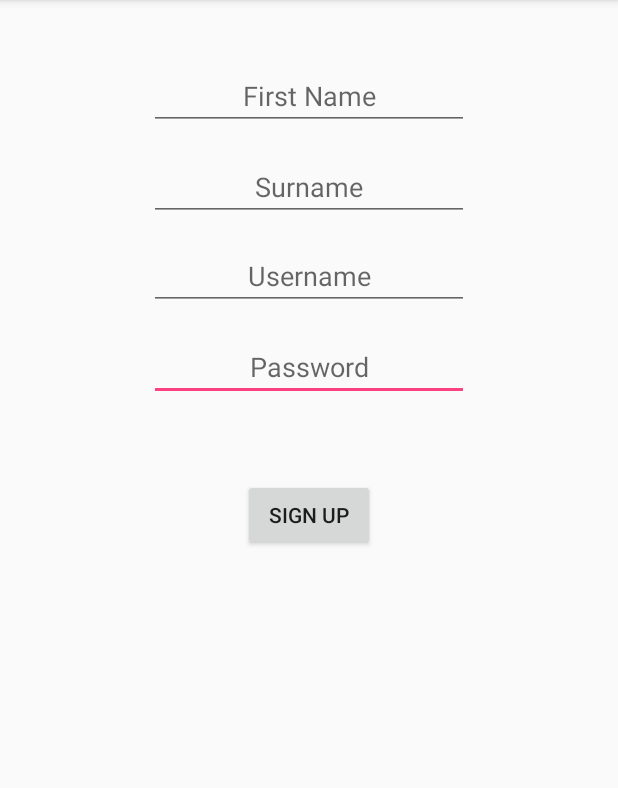
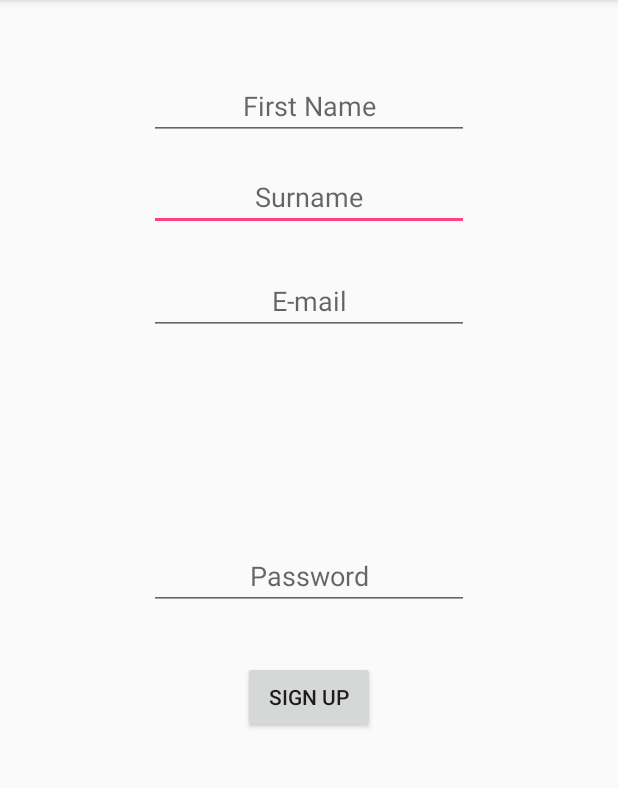
Before and after one commit to fbroderick94/BodyCompositionAssistance, an Android app: the RegisterActivity screen opened directly, with no data from a screen before it, on a phone screen of 412 x 824 dp, the part 84-872 px from its top. Run offline under Robolectric (Android 15) with nearby library versions, the phone set to English and light mode, and no system bars; our stand-ins replace Volley; network calls fail.

Commit message:
Updating Login and Register functionality

```diff
--- a/app/build.gradle
+++ b/app/build.gradle
@@ -29,4 +29,5 @@ dependencies {
     compile 'com.android.support:support-v4:25.0.0'
     compile 'com.android.support:design:25.0.0'
     compile 'com.android.volley:volley:1.0.0'
+    compile 'com.google.android.gms:play-services-appindexing:8.4.0'
 }
--- a/app/src/main/res/layout/activity_register.xml
+++ b/app/src/main/res/layout/activity_register.xml
@@ -9,40 +9,6 @@
     android:paddingRight="@dimen/activity_horizontal_margin"
     android:paddingTop="@dimen/activity_vertical_margin"
     tools:context="fyp.nuigalway.ie.bodycompostionassistance.RegisterActivity">
-
-    <EditText
-        android:layout_width="wrap_content"
-        android:layout_height="wrap_content"
-        android:inputType="textPassword"
-        android:ems="10"
-        android:layout_marginTop="15dp"
-        android:id="@+id/etPassword"
-        android:layout_below="@+id/etUsername"
-        android:layout_alignLeft="@+id/etUsername"
-        android:layout_alignStart="@+id/etUsername"
-        android:hint="Password"
-        android:textAlignment="center" />
-
-    <Button
-        android:text="Sign Up"
-        android:layout_width="wrap_content"
-        android:layout_height="wrap_content"
-        android:layout_below="@+id/etPassword"
-        android:layout_centerHorizontal="true"
-        android:layout_marginTop="52dp"
-        android:id="@+id/bRegister" />
-
-    <EditText
-        android:layout_width="wrap_content"
-        android:layout_height="wrap_content"
-        android:inputType="textPersonName"
-        android:ems="10"
-        android:layout_marginTop="25dp"
-        android:id="@+id/etFname"
-        android:hint="First Name"
-        android:layout_alignParentTop="true"
-        android:layout_centerHorizontal="true"
-        android:textAlignment="center" />
 
     <EditText
         android:layout_width="wrap_content"
@@ -60,13 +26,47 @@
     <EditText
         android:layout_width="wrap_content"
         android:layout_height="wrap_content"
-        android:inputType="textPersonName"
+        android:inputType="textEmailAddress"
         android:ems="10"
-        android:layout_marginTop="14dp"
-        android:id="@+id/etUsername"
-        android:hint="Username"
+        android:id="@+id/etEmail"
         android:layout_below="@+id/etSname"
         android:layout_alignLeft="@+id/etSname"
         android:layout_alignStart="@+id/etSname"
+        android:layout_marginTop="24dp"
+        android:hint="E-mail"
         android:textAlignment="center" />
+
+    <EditText
+        android:layout_width="wrap_content"
+        android:layout_height="wrap_content"
+        android:inputType="textPersonName"
+        android:ems="10"
+        android:id="@+id/etFname"
+        android:hint="First Name"
+        android:textAlignment="center"
+        android:layout_alignParentTop="true"
+        android:layout_centerHorizontal="true"
+        android:layout_marginTop="32dp" />
+
+    <Button
+        android:text="Sign Up"
+        android:layout_width="wrap_content"
+        android:layout_height="wrap_content"
+        android:id="@+id/bRegister"
+        android:layout_below="@+id/etPassword"
+        android:layout_centerHorizontal="true"
+        android:layout_marginTop="34dp" />
+
+    <EditText
+        android:layout_width="wrap_content"
+        android:layout_height="wrap_content"
+        android:inputType="textPassword"
+        android:ems="10"
+        android:id="@+id/etPassword"
+        android:hint="Password"
+        android:textAlignment="center"
+        android:layout_centerVertical="true"
+        android:layout_alignLeft="@+id/etEmail"
+        android:layout_alignStart="@+id/etEmail" />
+
 </RelativeLayout>
--- a/app/src/main/res/values/strings.xml
+++ b/app/src/main/res/values/strings.xml
@@ -27,4 +27,5 @@
     <string name="edit_activity_food_successful">Food successfully deleted</string>
     <string name="cancel">Cancel</string>
     <string name="unknown_cal">Unknown Calories</string>
+    <string name="RegistrationSuccessful">Registration successfull</string>
 </resources>
```
Also changed, not shown: app/src/main/AndroidManifest.xml (+6 -1 lines), app/src/main/java/fyp/nuigalway/ie/bodycompostionassistance/LoginActivity.java (+67 -2 lines), app/src/main/java/fyp/nuigalway/ie/bodycompostionassistance/LoginRequest.java (added, +34 -0 lines), app/src/main/java/fyp/nuigalway/ie/bodycompostionassistance/RegisterActivity.java (+57 -1 lines), app/src/main/java/fyp/nuigalway/ie/bodycompostionassistance/RegisterRequest.java (added, +36 -0 lines), app/src/main/res/layout/activity_login.xml (+26 -27 lines).
